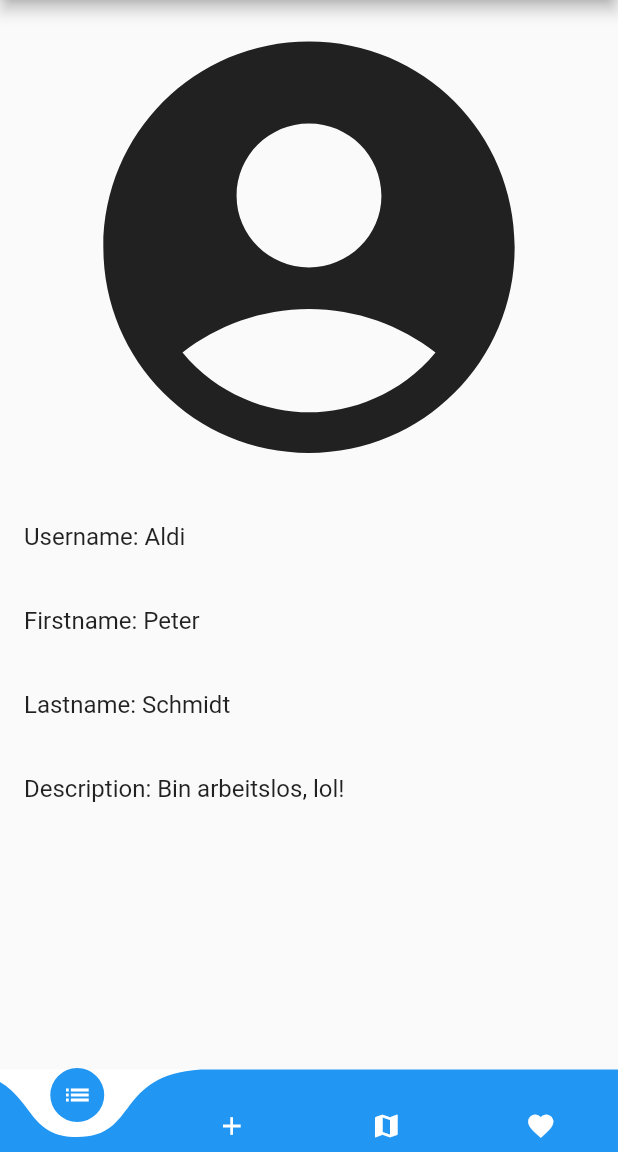
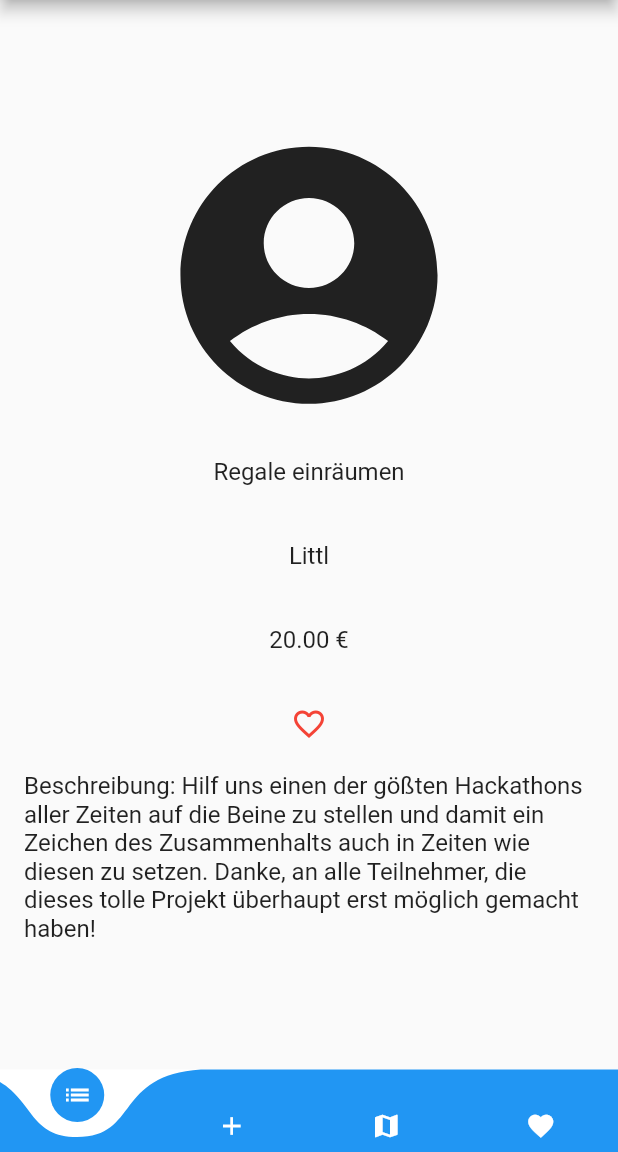
Before and after one commit to ConstantinKoch/WirVSVirus, a Flutter app: the screen it shows after launch, after a tap on "Regale einräumen", on a phone screen of 412 x 824 dp, the part 84-1236 px from its top. Run offline on Flutter 3.47's test engine with Material 2 defaults, Android fonts, the phone set to English and light mode, and no system bars; drawn by our look-alikes of curved_navigation_bar.

Commit message:
Added JobView

```diff
--- a/App/wirvsvirus/lib/JobOverview.dart
+++ b/App/wirvsvirus/lib/JobOverview.dart
@@ -1,10 +1,12 @@
 import 'package:flutter/cupertino.dart';
 import 'package:flutter/material.dart';
 import 'package:wirvsvirus/AccountView.dart';
+import 'JobView.dart';
 import 'package:wirvsvirus/JobDetails.dart';
 import 'package:wirvsvirus/Skeleton.dart';
 import 'Jobs.dart';
 import 'Skeleton.dart';
+
 
 class JobOverview extends StatelessWidget {
   final List<Jobs> jobs = getJobs();
@@ -26,7 +28,7 @@ class JobOverview extends StatelessWidget {
                   icon: job.employer == 'Bundesledierung' ? Icon(Icons.access_alarms) : Icon(IconData(59475, fontFamily: 'MaterialIcons')),
                   onPressed: (){
                     Navigator.push(context, MaterialPageRoute(
-                        builder:(context) => Skeleton(body: AccountView()/*TODO change to Account activity*/)
+                        builder:(context) => Skeleton(body: AccountView())
                     )
                     );
                   },
@@ -54,7 +56,7 @@ class JobOverview extends StatelessWidget {
             ),
             onTap: (() {
               Navigator.push(context, MaterialPageRoute(
-                  builder: (context) => Skeleton(body: JobDetails())
+                  builder: (context) => Skeleton(body: JobView(job))
             )
             );
           }
--- /dev/null
+++ b/App/wirvsvirus/lib/JobView.dart
@@ -0,0 +1,76 @@
+import 'package:flutter/material.dart';
+import 'package:wirvsvirus/Jobs.dart';
+
+class JobView extends StatefulWidget {
+    final Jobs job;
+    JobView(this.job);
+
+    @override
+    _JobViewState createState() => _JobViewState(job);
+}
+
+class _JobViewState extends State<JobView> {
+  final Jobs job;
+  bool pressed = false;
+  _JobViewState(this.job);
+
+  @override
+  Widget build(BuildContext context) {
+    return Column(
+      mainAxisAlignment: MainAxisAlignment.center,
+      children: [
+        Container(
+          width: MediaQuery.of(context).size.width * 0.5,
+          child: FittedBox(
+            fit: BoxFit.contain,
+            child: Icon(Icons.account_circle),
+          ),
+        ),
+        ListTile(
+          title: Row(
+            mainAxisAlignment: MainAxisAlignment.center,
+            children: [
+              Text(job.title)
+            ],
+          ),
+        ),
+        ListTile(
+          title: Row(
+            mainAxisAlignment: MainAxisAlignment.center,
+            children: [
+              Text(job.employer)
+            ],
+          ),
+        ),
+        ListTile(
+          title: Row(
+            mainAxisAlignment: MainAxisAlignment.center,
+            children: [
+              Text(job.donation.toString())
+            ],
+          ),
+        ),
+        ListTile(
+          title: Row(
+            mainAxisAlignment: MainAxisAlignment.center,
+            children: [
+              IconButton(
+                icon: Icon(
+                  (this.pressed ? Icons.favorite : Icons.favorite_border),
+                  color: Colors.red,
+                ),
+                onPressed: () {
+                  setState(() {
+                    this.pressed = !this.pressed;
+                  });
+                }),
+            ],
+          ),
+        ),
+        ListTile(
+          title: Text('Beschreibung: Hilf uns einen der gößten Hackathons aller Zeiten auf die Beine zu stellen und damit ein Zeichen des Zusammenhalts auch in Zeiten wie diesen zu setzen. Danke, an alle Teilnehmer, die dieses tolle Projekt überhaupt erst möglich gemacht haben!')
+        ),
+      ],
+    );
+  }
+}
--- a/App/wirvsvirus/lib/main.dart
+++ b/App/wirvsvirus/lib/main.dart
@@ -12,6 +12,7 @@ class MyApp extends StatelessWidget {
       title: 'DonateYourWork',
       theme: ThemeData(
         primarySwatch: Colors.blue,
+        backgroundColor: Colors.white,
       ),
       home: Skeleton(body:JobOverview()),
     );
```
